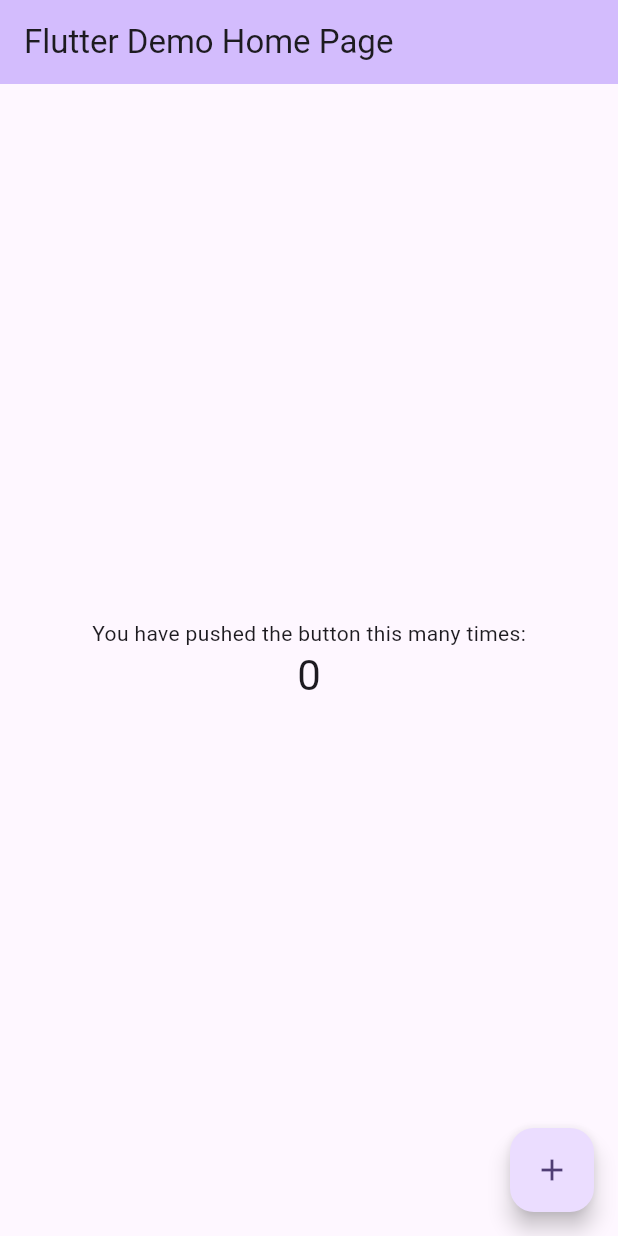
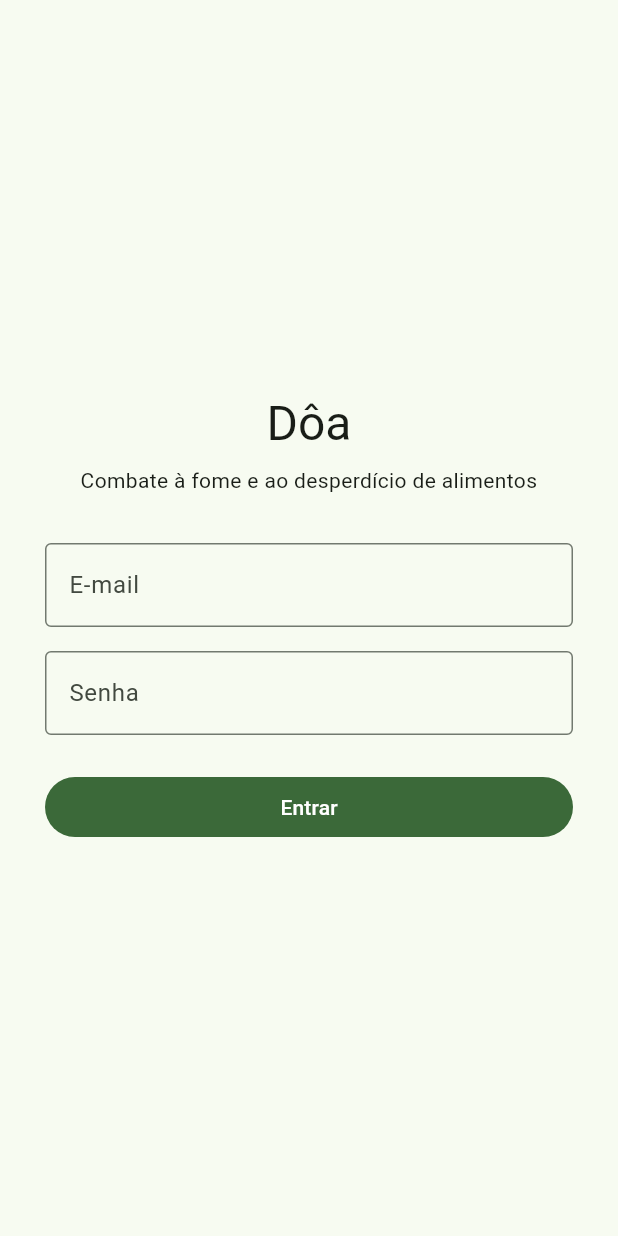
Before and after one commit to DevSchoof/DOA-interface, a Flutter app: the screen it shows after launch, on a phone screen of 412 x 824 dp. Run offline on Flutter 3.47's test engine with Material 3 defaults, Android fonts, the phone set to English and light mode, and no system bars; our stand-ins replace flutter_secure_storage, go_router.

Commit message:
feat: login e logout com AuthProvider, rotas e tela de login (PB-001 e PB-002)

```diff
--- a/lib/main.dart
+++ b/lib/main.dart
@@ -1,122 +1,37 @@
 import 'package:flutter/material.dart';
+import 'package:provider/provider.dart';
 
-void main() {
-  runApp(const MyApp());
+import 'providers/auth_provider.dart';
+import 'router.dart';
+import 'services/mock_auth_service.dart';
+import 'services/session_storage.dart';
+
+Future<void> main() async {
+  WidgetsFlutterBinding.ensureInitialized();
+
+  // Troque MockAuthService pela implementação HTTP quando a API existir.
+  final auth = AuthProvider(MockAuthService(), const SessionStorage());
+  await auth.restoreSession();
+
+  runApp(ChangeNotifierProvider.value(value: auth, child: const DoaApp()));
 }
 
-class MyApp extends StatelessWidget {
-  const MyApp({super.key});
+class DoaApp extends StatefulWidget {
+  const DoaApp({super.key});
 
-  // This widget is the root of your application.
+  @override
+  State<DoaApp> createState() => _DoaAppState();
+}
+
+class _DoaAppState extends State<DoaApp> {
+  late final _router = createRouter(context.read<AuthProvider>());
+
   @override
   Widget build(BuildContext context) {
-    return MaterialApp(
-      title: 'Flutter Demo',
-      theme: ThemeData(
-        // This is the theme of your application.
-        //
-        // TRY THIS: Try running your application with "flutter run". You'll see
-        // the application has a purple toolbar. Then, without quitting the app,
-        // try changing the seedColor in the colorScheme below to Colors.green
-        // and then invoke "hot reload" (save your changes or press the "hot
-        // reload" button in a Flutter-supported IDE, or press "r" if you used
-        // the command line to start the app).
-        //
-        // Notice that the counter didn't reset back to zero; the application
-        // state is not lost during the reload. To reset the state, use hot
-        // restart instead.
-        //
-        // This works for code too, not just values: Most code changes can be
-        // tested with just a hot reload.
-        colorScheme: .fromSeed(seedColor: Colors.deepPurple),
-      ),
-      home: const MyHomePage(title: 'Flutter Demo Home Page'),
+    return MaterialApp.router(
+      title: 'Dôa',
+      theme: ThemeData(colorSchemeSeed: Colors.green, useMaterial3: true),
+      routerConfig: _router,
     );
   }
 }
-
-class MyHomePage extends StatefulWidget {
-  const MyHomePage({super.key, required this.title});
-
-  // This widget is the home page of your application. It is stateful, meaning
-  // that it has a State object (defined below) that contains fields that affect
-  // how it looks.
-
-  // This class is the configuration for the state. It holds the values (in this
-  // case the title) provided by the parent (in this case the App widget) and
-  // used by the build method of the State. Fields in a Widget subclass are
-  // always marked "final".
-
-  final String title;
-
-  @override
-  State<MyHomePage> createState() => _MyHomePageState();
-}
-
-class _MyHomePageState extends State<MyHomePage> {
-  int _counter = 0;
-
-  void _incrementCounter() {
-    setState(() {
-      // This call to setState tells the Flutter framework that something has
-      // changed in this State, which causes it to rerun the build method below
-      // so that the display can reflect the updated values. If we changed
-      // _counter without calling setState(), then the build method would not be
-      // called again, and so nothing would appear to happen.
-      _counter++;
-    });
-  }
-
-  @override
-  Widget build(BuildContext context) {
-    // This method is rerun every time setState is called, for instance as done
-    // by the _incrementCounter method above.
-    //
-    // The Flutter framework has been optimized to make rerunning build methods
-    // fast, so that you can just rebuild anything that needs updating rather
-    // than having to individually change instances of widgets.
-    return Scaffold(
-      appBar: AppBar(
-        // TRY THIS: Try changing the color here to a specific color (to
-        // Colors.amber, perhaps?) and trigger a hot reload to see the AppBar
-        // change color while the other colors stay the same.
-        backgroundColor: Theme.of(context).colorScheme.inversePrimary,
-        // Here we take the value from the MyHomePage object that was created by
-        // the App.build method, and use it to set our appbar title.
-        title: Text(widget.title),
-      ),
-      body: Center(
-        // Center is a layout widget. It takes a single child and positions it
-        // in the middle of the parent.
-        child: Column(
-          // Column is also a layout widget. It takes a list of children and
-          // arranges them vertically. By default, it sizes itself to fit its
-          // children horizontally, and tries to be as tall as its parent.
-          //
-          // Column has various properties to control how it sizes itself and
-          // how it positions its children. Here we use mainAxisAlignment to
-          // center the children vertically; the main axis here is the vertical
-          // axis because Columns are vertical (the cross axis would be
-          // horizontal).
-          //
-          // TRY THIS: Invoke "debug painting" (choose the "Toggle Debug Paint"
-          // action in the IDE, or press "p" in the console), to see the
-          // wireframe for each widget.
-          mainAxisAlignment: .center,
-          children: [
-            const Text('You have pushed the button this many times:'),
-            Text(
-              '$_counter',
-              style: Theme.of(context).textTheme.headlineMedium,
-            ),
-          ],
-        ),
-      ),
-      floatingActionButton: FloatingActionButton(
-        onPressed: _incrementCounter,
-        tooltip: 'Increment',
-        child: const Icon(Icons.add),
-      ),
-    );
-  }
-}
--- /dev/null
+++ b/lib/providers/auth_provider.dart
@@ -0,0 +1,67 @@
+import 'package:flutter/foundation.dart';
+
+import '../models/models.dart';
+import '../services/auth_service.dart';
+import '../services/session_storage.dart';
+
+class AuthProvider extends ChangeNotifier {
+  final AuthService _authService;
+  final SessionStorage _storage;
+
+  AuthProvider(this._authService, this._storage);
+
+  AuthSession? _session;
+  bool _isLoading = false;
+  String? _error;
+
+  AuthSession? get session => _session;
+  User? get user => _session?.user;
+  bool get isLoading => _isLoading;
+  String? get error => _error;
+
+  /// Perfil desconhecido nunca conta como autenticado.
+  bool get isAuthenticated =>
+      _session != null && _session!.user.role != UserRole.unknown;
+
+  /// Recupera a sessão guardada no aparelho (chamado ao abrir o app).
+  Future<void> restoreSession() async {
+    _session = await _storage.read();
+    notifyListeners();
+  }
+
+  /// PB-001: retorna true se o login deu certo.
+  Future<bool> login(String email, String password) async {
+    _isLoading = true;
+    _error = null;
+    notifyListeners();
+
+    try {
+      final session = await _authService.login(email, password);
+      await _storage.save(session);
+      _session = session;
+      return true;
+    } on AuthException catch (e) {
+      _error = e.message;
+      return false;
+    } catch (_) {
+      _error = 'Não foi possível entrar. Tente novamente.';
+      return false;
+    } finally {
+      _isLoading = false;
+      notifyListeners();
+    }
+  }
+
+  /// PB-002: encerra a sessão. Limpa o estado local mesmo se a API falhar.
+  Future<void> logout() async {
+    final token = _session?.token;
+    try {
+      if (token != null) await _authService.logout(token);
+    } catch (_) {
+      // ignora: o logout local deve sempre acontecer
+    }
+    await _storage.clear();
+    _session = null;
+    notifyListeners();
+  }
+}
--- /dev/null
+++ b/lib/router.dart
@@ -0,0 +1,22 @@
+import 'package:go_router/go_router.dart';
+
+import 'providers/auth_provider.dart';
+import 'screens/home_screen.dart';
+import 'screens/login_screen.dart';
+
+GoRouter createRouter(AuthProvider auth) => GoRouter(
+  initialLocation: '/login',
+  refreshListenable: auth, // reavalia o redirect quando a sessão muda
+  redirect: (context, state) {
+    final loggedIn = auth.isAuthenticated;
+    final onLogin = state.matchedLocation == '/login';
+
+    if (!loggedIn) return onLogin ? null : '/login';
+    if (onLogin) return '/home';
+    return null;
+  },
+  routes: [
+    GoRoute(path: '/login', builder: (context, state) => const LoginScreen()),
+    GoRoute(path: '/home', builder: (context, state) => const HomeScreen()),
+  ],
+);
--- /dev/null
+++ b/lib/screens/login_screen.dart
@@ -0,0 +1,117 @@
+import 'package:flutter/material.dart';
+import 'package:provider/provider.dart';
+
+import '../providers/auth_provider.dart';
+
+class LoginScreen extends StatefulWidget {
+  const LoginScreen({super.key});
+
+  @override
+  State<LoginScreen> createState() => _LoginScreenState();
+}
+
+class _LoginScreenState extends State<LoginScreen> {
+  final _formKey = GlobalKey<FormState>();
+  final _emailController = TextEditingController();
+  final _passwordController = TextEditingController();
+
+  @override
+  void dispose() {
+    _emailController.dispose();
+    _passwordController.dispose();
+    super.dispose();
+  }
+
+  Future<void> _submit() async {
+    if (!_formKey.currentState!.validate()) return;
+    // Em caso de sucesso, o router redireciona sozinho para /home.
+    await context.read<AuthProvider>().login(
+      _emailController.text,
+      _passwordController.text,
+    );
+  }
+
+  @override
+  Widget build(BuildContext context) {
+    final auth = context.watch<AuthProvider>();
+
+    return Scaffold(
+      body: Center(
+        child: ConstrainedBox(
+          constraints: const BoxConstraints(maxWidth: 400),
+          child: Padding(
+            padding: const EdgeInsets.all(24),
+            child: Form(
+              key: _formKey,
+              child: Column(
+                mainAxisSize: MainAxisSize.min,
+                crossAxisAlignment: CrossAxisAlignment.stretch,
+                children: [
+                  Text(
+                    'Dôa',
+                    textAlign: TextAlign.center,
+                    style: Theme.of(context).textTheme.headlineLarge,
+                  ),
+                  const SizedBox(height: 8),
+                  Text(
+                    'Combate à fome e ao desperdício de alimentos',
+                    textAlign: TextAlign.center,
+                    style: Theme.of(context).textTheme.bodyMedium,
+                  ),
+                  const SizedBox(height: 32),
+                  TextFormField(
+                    controller: _emailController,
+                    keyboardType: TextInputType.emailAddress,
+                    decoration: const InputDecoration(
+                      labelText: 'E-mail',
+                      border: OutlineInputBorder(),
+                    ),
+                    validator: (value) {
+                      final v = value?.trim() ?? '';
+                      if (v.isEmpty) return 'Informe o e-mail.';
+                      if (!v.contains('@')) return 'E-mail inválido.';
+                      return null;
+                    },
+                  ),
+                  const SizedBox(height: 16),
+                  TextFormField(
+                    controller: _passwordController,
+                    obscureText: true,
+                    decoration: const InputDecoration(
+                      labelText: 'Senha',
+                      border: OutlineInputBorder(),
+                    ),
+                    validator: (value) => (value == null || value.isEmpty)
+                        ? 'Informe a senha.'
+                        : null,
+                    onFieldSubmitted: (_) => _submit(),
+                  ),
+                  if (auth.error != null) ...[
+                    const SizedBox(height: 16),
+                    Text(
+                      auth.error!,
+                      style: TextStyle(
+                        color: Theme.of(context).colorScheme.error,
+                      ),
+                    ),
+                  ],
+                  const SizedBox(height: 24),
+                  FilledButton(
+                    onPressed: auth.isLoading ? null : _submit,
+                    child: auth.isLoading
+                        ? const SizedBox(
+                            height: 20,
+                            width: 20,
+                            child: CircularProgressIndicator(strokeWidth: 2),
+                          )
+                        : const Text('Entrar'),
+                  ),
+                ],
+              ),
+            ),
+          ),
+        ),
+      ),
+    );
+  }
+}
```
Also changed, not shown: lib/screens/home_screen.dart (added, +29 -0 lines), 2 other files.
